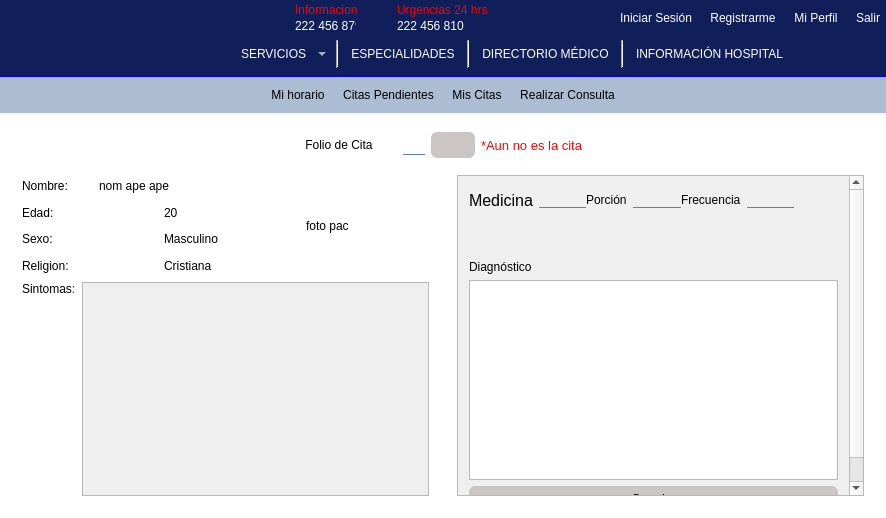
This is mainwindow.ui in Laloses/Hospital as Qt 5 draws it before an edit. The edited form follows.
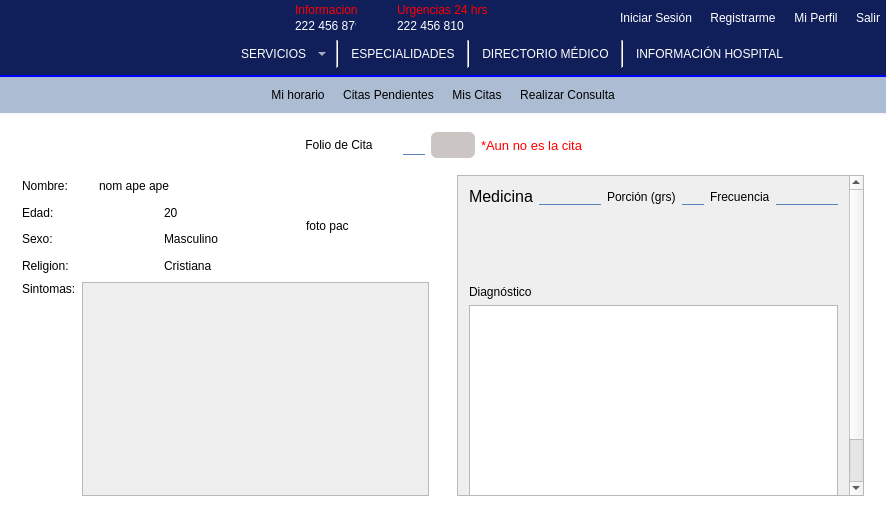
This is the edited form. The open tabs and pages were chosen to show the change. Icons and pictures are not drawn.

Commit message: avaces de receta

What changed in the file:
```diff
--- a/mainwindow.ui
+++ b/mainwindow.ui
@@ -3917,30 +3917,14 @@
                    <property name="geometry">
                     <rect>
                      <x>0</x>
-                     <y>-42</y>
-                     <width>401</width>
-                     <height>365</height>
+                     <y>0</y>
+                     <width>406</width>
+                     <height>397</height>
                     </rect>
                    </property>
-                   <layout class="QGridLayout" name="gridLayout_42">
-                    <item row="4" column="0">
-                     <widget class="QPushButton" name="pb_receta">
-                      <property name="maximumSize">
-                       <size>
-                        <width>16777195</width>
-                        <height>16777215</height>
-                       </size>
-                      </property>
-                      <property name="text">
-                       <string>Guardar</string>
-                      </property>
-                     </widget>
-                    </item>
-                    <item row="0" column="0">
-                     <layout class="QHBoxLayout" name="horizontalLayout_71">
-                      <property name="spacing">
-                       <number>0</number>
-                      </property>
+                   <layout class="QVBoxLayout" name="verticalLayout_25">
+                    <item>
+                     <layout class="QHBoxLayout" name="horizontalLayout_56">
                       <item>
                        <layout class="QHBoxLayout" name="horizontalLayout_68">
                         <item>
@@ -3969,12 +3953,19 @@
                         <item>
                          <widget class="QLabel" name="label_9">
                           <property name="text">
-                           <string>Porción</string>
+                           <string>Porción (grs)</string>
                           </property>
                          </widget>
                         </item>
                         <item>
-                         <widget class="QLineEdit" name="le_porcion"/>
+                         <widget class="QLineEdit" name="le_porcion">
+                          <property name="maximumSize">
+                           <size>
+                            <width>41</width>
+                            <height>16777215</height>
+                           </size>
+                          </property>
+                         </widget>
                         </item>
                        </layout>
                       </item>
@@ -3992,8 +3983,31 @@
                         </item>
                        </layout>
                       </item>
+                     </layout>
+                    </item>
+                    <item>
+                     <layout class="QHBoxLayout" name="horizontalLayout_71">
+                      <item>
+                       <spacer name="horizontalSpacer_61">
+                        <property name="orientation">
+                         <enum>Qt::Horizontal</enum>
+                        </property>
+                        <property name="sizeHint" stdset="0">
+                         <size>
+                          <width>40</width>
+                          <height>20</height>
+                         </size>
+                        </property>
+                       </spacer>
+                      </item>
                       <item>
                        <widget class="QPushButton" name="pb_masMedicina">
+                        <property name="maximumSize">
+                         <size>
+                          <width>30</width>
+                          <height>16777215</height>
+                         </size>
+                        </property>
                         <property name="styleSheet">
                          <string notr="true">background: transparent;</string>
                         </property>
@@ -4012,16 +4026,22 @@
                         </property>
                        </widget>
                       </item>
+                      <item>
+                       <spacer name="horizontalSpacer_64">
+                        <property name="orientation">
+                         <enum>Qt::Horizontal</enum>
+                        </property>
+                        <property name="sizeHint" stdset="0">
+                         <size>
+                          <width>40</width>
+                          <height>20</height>
+                         </size>
+                        </property>
+                       </spacer>
+                      </item>
                      </layout>
                     </item>
-                    <item row="2" column="0">
-                     <widget class="QLabel" name="lb_diagnostico">
-                      <property name="text">
-                       <string>Diagnóstico</string>
-                      </property>
-                     </widget>
-                    </item>
-                    <item row="1" column="0">
+                    <item>
                      <widget class="QWidget" name="w_masMedicamentos" native="true">
                       <property name="minimumSize">
                        <size>
@@ -4054,7 +4074,14 @@
                       </layout>
                      </widget>
                     </item>
-                    <item row="3" column="0">
+                    <item>
+                     <widget class="QLabel" name="lb_diagnostico">
+                      <property name="text">
+                       <string>Diagnóstico</string>
+                      </property>
+                     </widget>
+                    </item>
+                    <item>
                      <widget class="QTextEdit" name="te_diagnostico">
                       <property name="minimumSize">
                        <size>
@@ -4064,6 +4091,19 @@
                       </property>
                      </widget>
                     </item>
+                    <item>
+                     <widget class="QPushButton" name="pb_receta">
+                      <property name="maximumSize">
+                       <size>
+                        <width>16777195</width>
+                        <height>16777215</height>
+                       </size>
+                      </property>
+                      <property name="text">
+                       <string>Guardar</string>
+                      </property>
+                     </widget>
+                    </item>
                    </layout>
                   </widget>
                  </widget>
```
Left out of the diff: 32 changed lines with no effect on the pictures. The commit also changes 3 other files.
